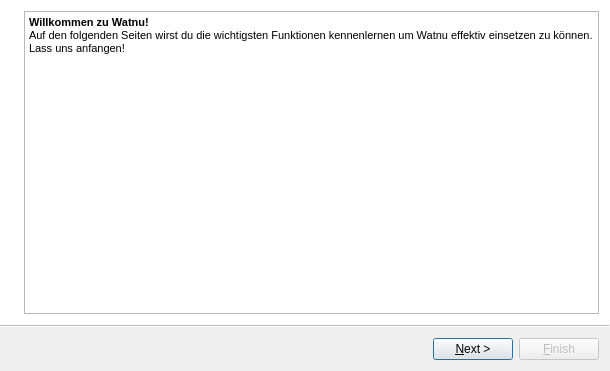
Before: the Qt Designer form src/ui/landing.ui in amogorkon/watnu, drawn with Qt 5.
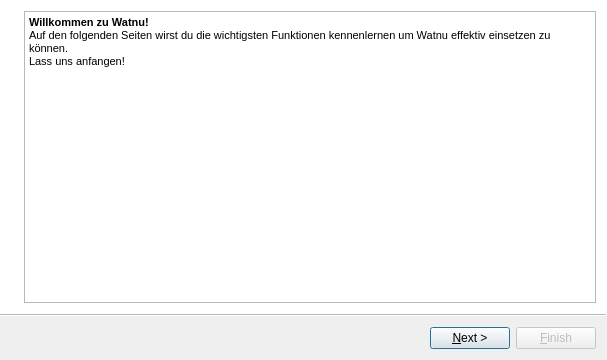
After: the same form once the commit is applied. Icons and pictures are not drawn.

Patch:
```diff
--- a/src/ui/landing.ui
+++ b/src/ui/landing.ui
@@ -9,8 +9,8 @@
    <rect>
     <x>0</x>
     <y>0</y>
-    <width>610</width>
-    <height>371</height>
+    <width>607</width>
+    <height>360</height>
    </rect>
   </property>
   <property name="windowTitle">
```
Left out of the diff: 80 changed lines with no effect on the pictures.
